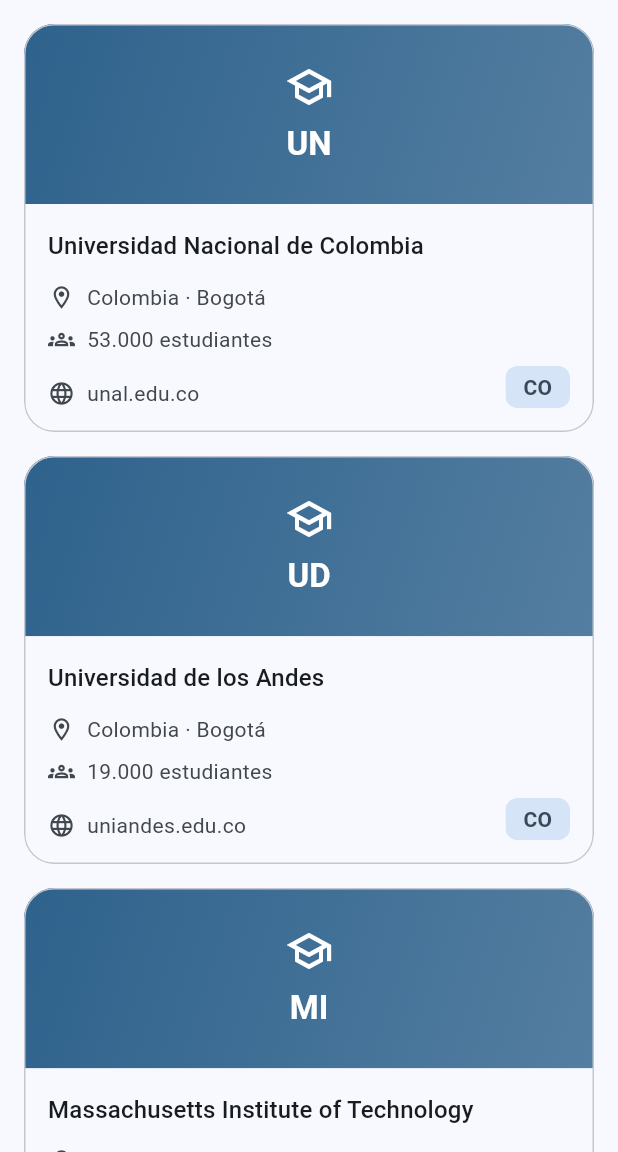
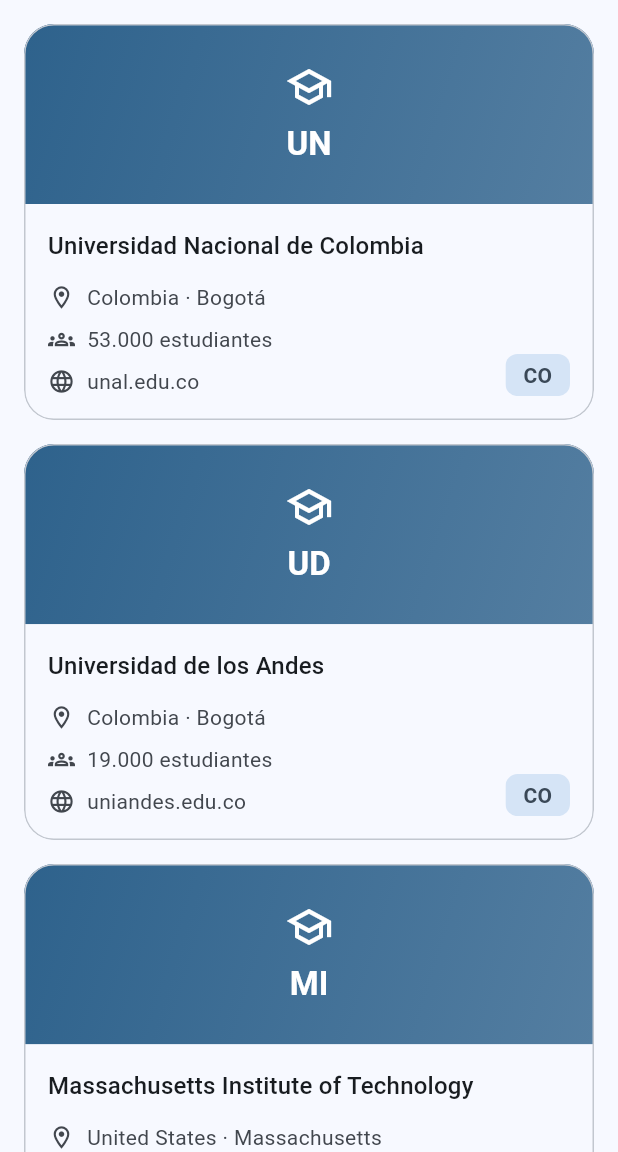
Before and after one commit to YonierVasquezMarin/universities_app, a Flutter app: the screen it shows after launch, on a phone screen of 412 x 824 dp, the part 84-1236 px from its top. Run offline on Flutter 3.47's test engine with Material 3 defaults, Android fonts, the phone set to English and light mode, and no system bars.

Commit message:
style(card): espaciado entre la url y la cantidad de estudiantes es ajustada para mantener uniformidad

```diff
--- a/lib/widgets/university_card.dart
+++ b/lib/widgets/university_card.dart
@@ -107,7 +107,6 @@ class UniversityCard extends StatelessWidget {
           icon: Icons.groups_outlined,
           label: _buildStudentsLabel(),
         ),
-        const SizedBox(height: _rowGap),
         _buildFullFooter(context),
       ],
     );
```
